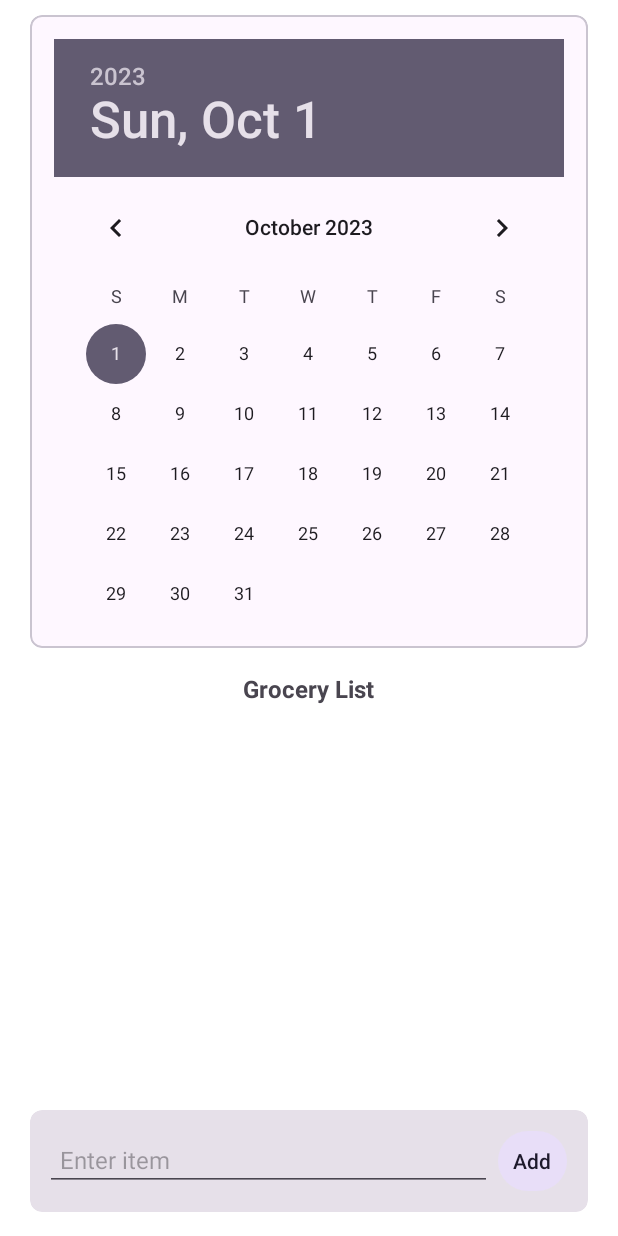
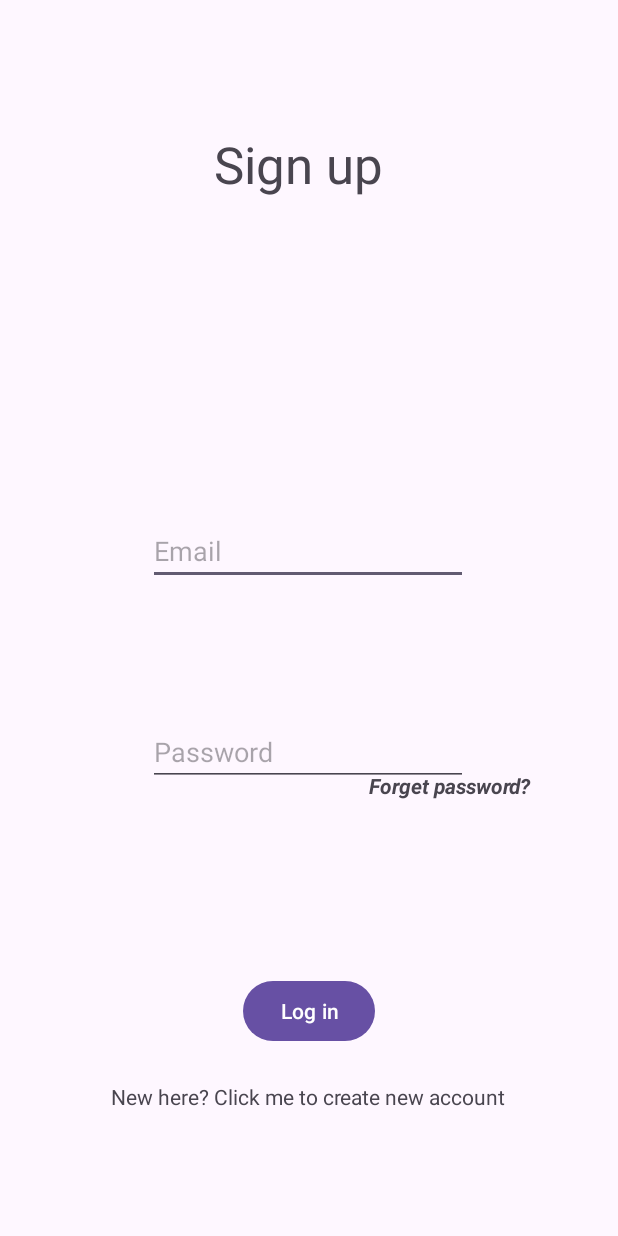
Before and after one commit to IM594/FreshPal, an Android app: the screen it shows after launch (MainActivity before the commit, Login after it), on a phone screen of 412 x 824 dp. Run offline under Robolectric (Android 15) with nearby library versions, the phone set to English and light mode, and no system bars; our stand-ins replace Firebase (no records; nobody signed in at launch, a user with empty details on screens opened directly).

Commit message:
login and reset

```diff
--- a/app/build.gradle
+++ b/app/build.gradle
@@ -1,5 +1,6 @@
 plugins {
     id 'com.android.application'
+    id 'com.google.gms.google-services'
 }
 
 android {
@@ -34,6 +35,8 @@ dependencies {
     implementation 'com.google.android.material:material:1.9.0'
     implementation 'androidx.constraintlayout:constraintlayout:2.1.4'
     implementation group: 'commons-io', name: 'commons-io', version: '2.13.0'
+    implementation platform('com.google.firebase:firebase-bom:32.3.1')
+    implementation 'com.google.firebase:firebase-auth:22.1.2'
 
     // Room
     def room_version = "2.4.3"
--- /dev/null
+++ b/app/src/main/java/comp5216/sydney/edu/au/grocerylist/Login.java
@@ -0,0 +1,125 @@
+package comp5216.sydney.edu.au.grocerylist;
+
+import androidx.annotation.NonNull;
+import androidx.appcompat.app.AlertDialog;
+import androidx.appcompat.app.AppCompatActivity;
+
+import android.content.DialogInterface;
+import android.content.Intent;
+import android.os.Bundle;
+import android.text.TextUtils;
+import android.view.View;
+import android.widget.Button;
+import android.widget.EditText;
+import android.widget.TextView;
+import android.widget.Toast;
+
+import com.google.android.gms.tasks.OnCompleteListener;
+import com.google.android.gms.tasks.OnFailureListener;
+import com.google.android.gms.tasks.OnSuccessListener;
+import com.google.android.gms.tasks.Task;
+import com.google.firebase.auth.AuthResult;
+import com.google.firebase.auth.FirebaseAuth;
+import com.google.firebase.auth.FirebaseUser;
+
+public class Login extends AppCompatActivity {
+    EditText  mEmail, mPasssword;
+    Button mLoginBtn;
+    TextView mRegisterBtn, forgetTextLink;
+    FirebaseAuth fAuth;
+
+    @Override
+    protected void onCreate(Bundle savedInstanceState) {
+        super.onCreate(savedInstanceState);
+        setContentView(R.layout.activity_login);
+        mEmail = findViewById(R.id.emailforsignup);
+        mPasssword = findViewById(R.id.passwordForSignUp);
+        fAuth = FirebaseAuth.getInstance();
+        mLoginBtn = findViewById(R.id.signUpButton);
+        mRegisterBtn = findViewById(R.id.createNewAccountHint);
+        forgetTextLink = findViewById(R.id.forgetPassword);
+
+        mLoginBtn.setOnClickListener(new View.OnClickListener() {
+            @Override
+            public void onClick(View view) {
+                String email = mEmail.getText().toString().trim();
+                String password = mPasssword.getText().toString().trim();
+
+                if(TextUtils.isEmpty(email)){
+                    mEmail.setError("Email is Required.");
+                    return;
+                }
+                if(TextUtils.isEmpty(password)){
+                    mPasssword.setError("Password is Required.");
+                    return;
+                }
+
+                //auth user
+                fAuth.signInWithEmailAndPassword(email, password).addOnCompleteListener(new OnCompleteListener<AuthResult>() {
+                    @Override
+                    public void onComplete(@NonNull Task<AuthResult> task) {
+                        if(task.isSuccessful()){
+                            FirebaseUser user = fAuth.getCurrentUser();
+                            if(user.isEmailVerified()){
+                                Toast.makeText(Login.this, "Login complete.", Toast.LENGTH_SHORT).show();
+                                startActivity(new Intent(getApplicationContext(), MainActivity.class));
+                            }else{
+                                Toast.makeText(Login.this, "Your email is not verified.", Toast.LENGTH_SHORT).show();
+                            }
+
+
+                        }else{
+                            Toast.makeText(Login.this, "Error!: " + task.getException().getMessage(), Toast.LENGTH_SHORT).show();
+                        }
+                    }
+                });
+            }
+        });
+        //login
+        mRegisterBtn.setOnClickListener(new View.OnClickListener() {
+            @Override
+            public void onClick(View view) {
+                startActivity(new Intent(getApplicationContext(), Register.class));
+            }
+        });
+        //reset password
+        forgetTextLink.setOnClickListener(new View.OnClickListener() {
+            @Override
+            public void onClick(View view) {
+                EditText resetMail = new EditText(view.getContext());
+                AlertDialog.Builder passwordResetDialog = new AlertDialog.Builder(view.getContext());
+                passwordResetDialog.setTitle("Reset Password ?");
+                passwordResetDialog.setMessage("Enter your Email to receive Reset Link");
+                passwordResetDialog.setView(resetMail);
+
+                passwordResetDialog.setPositiveButton("Yes", new DialogInterface.OnClickListener() {
+                    @Override
+                    public void onClick(DialogInterface dialogInterface, int i) {
+                        //extract email
+                        String mail = resetMail.getText().toString();
+                        fAuth.sendPasswordResetEmail(mail).addOnSuccessListener(new OnSuccessListener<Void>() {
+                            @Override
+                            public void onSuccess(Void unused) {
+                                Toast.makeText(Login.this, "Reset Link sent to your email.", Toast.LENGTH_SHORT).show();
+
+                            }
+                        }).addOnFailureListener(new OnFailureListener() {
+                            @Override
+                            public void onFailure(@NonNull Exception e) {
+                                Toast.makeText(Login.this, "Reset Link is not sent due to "+ e.getMessage(), Toast.LENGTH_SHORT).show();
+                            }
+                        });
+                    }
+                });
+
+                passwordResetDialog.setNegativeButton("No", new DialogInterface.OnClickListener() {
+                    @Override
+                    public void onClick(DialogInterface dialogInterface, int i) {
+                         //close the dialog
+                    }
+                });
+                passwordResetDialog.create().show();
+            }
+        });
+    }
+}
--- /dev/null
+++ b/app/src/main/res/layout/activity_login.xml
@@ -0,0 +1,85 @@
+<?xml version="1.0" encoding="utf-8"?>
+<androidx.constraintlayout.widget.ConstraintLayout xmlns:android="http://schemas.android.com/apk/res/android"
+    xmlns:app="http://schemas.android.com/apk/res-auto"
+    xmlns:tools="http://schemas.android.com/tools"
+    android:layout_width="match_parent"
+    android:layout_height="match_parent"
+    tools:context=".Login">
+
+    <TextView
+        android:id="@+id/sign_up"
+        android:layout_width="127dp"
+        android:layout_height="48dp"
+        android:text="Sign up"
+        android:textAppearance="@style/TextAppearance.AppCompat.Display1"
+        android:visibility="visible"
+        app:layout_constraintBottom_toBottomOf="parent"
+        app:layout_constraintEnd_toEndOf="parent"
+        app:layout_constraintStart_toStartOf="parent"
+        app:layout_constraintTop_toTopOf="parent"
+        app:layout_constraintVertical_bias="0.112" />
+
+    <EditText
+        android:id="@+id/emailforsignup"
+        android:layout_width="wrap_content"
+        android:layout_height="wrap_content"
+        android:ems="10"
+        android:hint="Email"
+        android:inputType="text"
+        app:layout_constraintBottom_toBottomOf="parent"
+        app:layout_constraintEnd_toEndOf="parent"
+        app:layout_constraintHorizontal_bias="0.497"
+        app:layout_constraintStart_toStartOf="parent"
+        app:layout_constraintTop_toBottomOf="@+id/sign_up"
+        app:layout_constraintVertical_bias="0.326" />
+
+    <EditText
+        android:id="@+id/passwordForSignUp"
+        android:layout_width="wrap_content"
+        android:layout_height="wrap_content"
+        android:layout_marginBottom="300dp"
+        android:ems="10"
+        android:hint="Password"
+        android:inputType="text"
+        app:layout_constraintBottom_toBottomOf="parent"
+        app:layout_constraintEnd_toEndOf="parent"
+        app:layout_constraintHorizontal_bias="0.497"
+        app:layout_constraintStart_toStartOf="parent" />
+
+    <Button
+        android:id="@+id/signUpButton"
+        android:layout_width="wrap_content"
+        android:layout_height="wrap_content"
+        android:text="Log in"
+        app:layout_constraintBottom_toBottomOf="parent"
+        app:layout_constraintEnd_toEndOf="parent"
+        app:layout_constraintStart_toStartOf="parent"
+        app:layout_constraintTop_toBottomOf="@+id/passwordForSignUp" />
+
+    <TextView
+        android:id="@+id/createNewAccountHint"
+        android:layout_width="wrap_content"
+        android:layout_height="wrap_content"
+        android:layout_marginTop="11dp"
+        android:text="New here? Click me to create new account"
+        app:layout_constraintBottom_toBottomOf="parent"
+        app:layout_constraintEnd_toEndOf="parent"
+        app:layout_constraintHorizontal_bias="0.496"
+        app:layout_constraintStart_toStartOf="parent"
+        app:layout_constraintTop_toBottomOf="@+id/signUpButton"
+        app:layout_constraintVertical_bias="0.125" />
+
+    <TextView
+        android:id="@+id/forgetPassword"
+        android:layout_width="wrap_content"
+        android:layout_height="wrap_content"
+        android:text="Forget password?"
+        android:textStyle="bold|italic"
+        app:layout_constraintBottom_toBottomOf="parent"
+        app:layout_constraintEnd_toEndOf="parent"
+        app:layout_constraintHorizontal_bias="0.81"
+        app:layout_constraintStart_toStartOf="parent"
+        app:layout_constraintTop_toTopOf="parent"
+        app:layout_constraintVertical_bias="0.639" />
+
+</androidx.constraintlayout.widget.ConstraintLayout>
```
Also changed, not shown: app/src/main/AndroidManifest.xml (+12 -3 lines), app/src/main/java/comp5216/sydney/edu/au/grocerylist/MainActivity.java (+9 -0 lines), app/src/main/java/comp5216/sydney/edu/au/grocerylist/Register.java (added, +110 -0 lines), app/src/main/res/layout/activity_main.xml (+9 -2 lines), app/src/main/res/layout/activity_register.xml (added, +95 -0 lines), build.gradle (+7 -2 lines), 1 other file.
